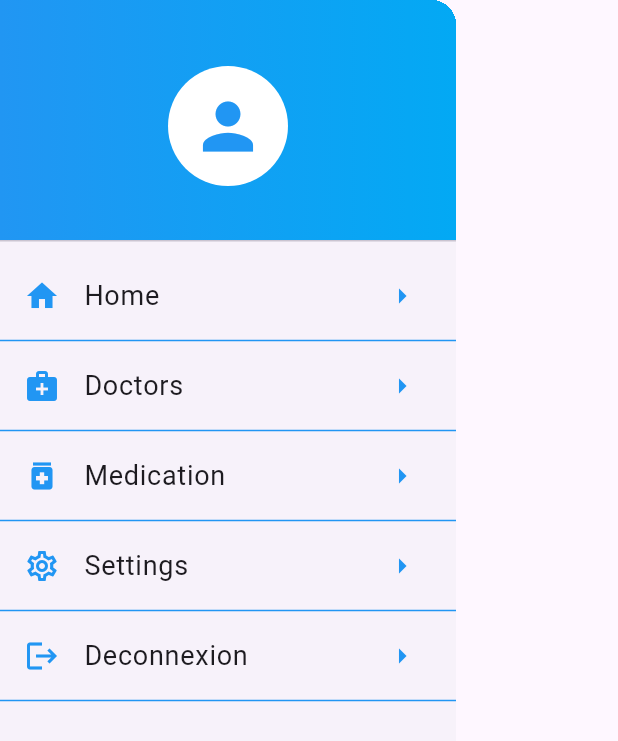
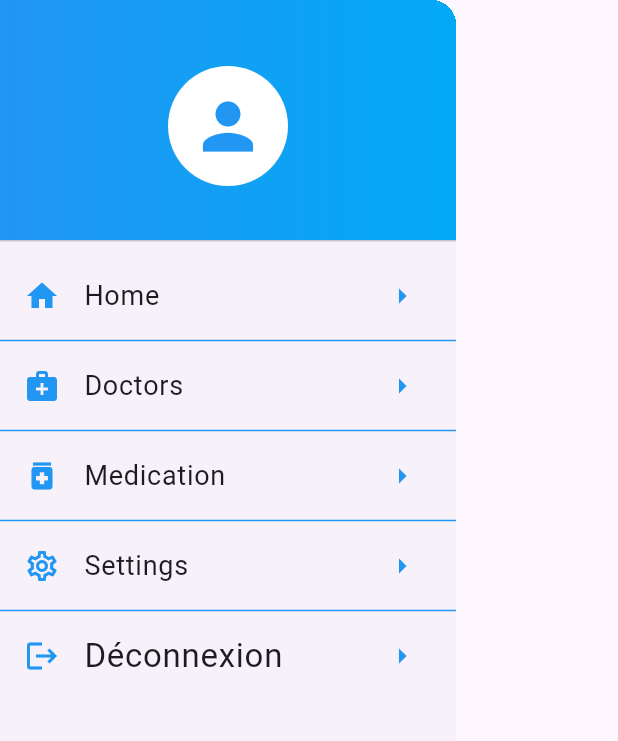
Before and after one commit to FakhfakhOussema/Flutter, a Flutter app: the AppDrawer widget shown alone on an empty page, opened directly, on a phone screen of 412 x 824 dp. Shown: the top 741 px of the screen. Run offline on Flutter 3.47's test engine with Material 3 defaults, Android fonts, the light colour scheme and no system bars; our stand-ins replace firebase_auth, firebase_core, sqflite; accounts and stored records are empty.

Commit message:
initial commit

```diff
--- a/lib/CRM Medical/layout/drawer.dart
+++ b/lib/CRM Medical/layout/drawer.dart
@@ -1,3 +1,4 @@
+import 'package:firebase_auth/firebase_auth.dart';
 import 'package:flutter/material.dart';
 
 class AppDrawer extends StatelessWidget {
@@ -48,11 +49,17 @@ class AppDrawer extends StatelessWidget {
             icon: Icons.settings_outlined,
             route: '/settings',
           ),
-          drawerItem(
-            context,
-            title: 'Deconnexion',
-            icon: Icons.logout,
-            route: '/deconnexion',
+          ListTile(
+            title: const Text('Déconnexion', style: TextStyle(fontSize: 22)),
+            leading: const Icon(Icons.logout, color: Colors.blue),
+            trailing: const Icon(Icons.arrow_right, color: Colors.blue),
+            onTap: () async {
+              await FirebaseAuth.instance.signOut();
+              Navigator.pushNamedAndRemoveUntil(
+                context,
+                '/login', (route) => false,
+              );
+            },
           ),
         ],
       ),
--- a/lib/main.dart
+++ b/lib/main.dart
@@ -18,6 +18,7 @@ class MyApp extends StatelessWidget {
   final routes={
     '/medication':(context) => MedicationScreen(),
     '/home':(context) => HomeScreen(),
+    '/login':(context) => LoginScreen(),
   };
   @override
   Widget build(BuildContext context) {
```
